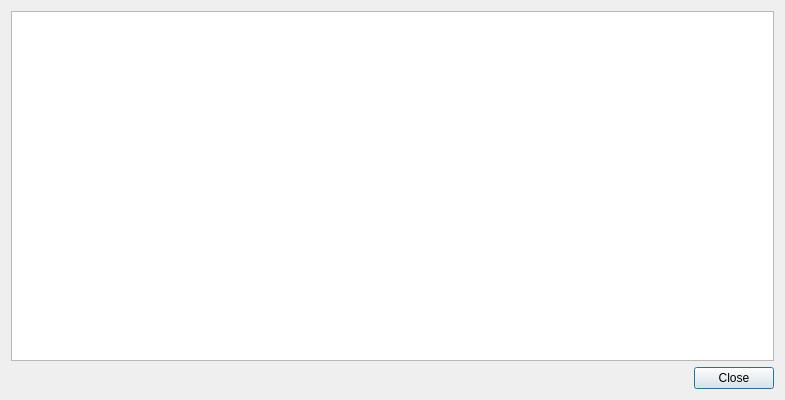
This is libavogadro/src/tools/zmatrixdialog.ui in cryos/avogadro as Qt 5 draws it before an edit. The edited form follows.
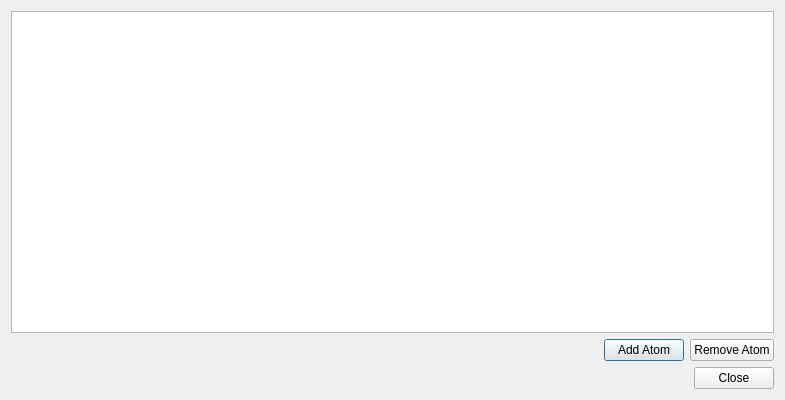
This is the edited form.

```diff
--- a/libavogadro/src/tools/zmatrixdialog.ui
+++ b/libavogadro/src/tools/zmatrixdialog.ui
@@ -17,6 +17,37 @@
    <item>
     <widget class="QTableView" name="tableView"/>
    </item>
+   <item>
+    <layout class="QHBoxLayout" name="horizontalLayout">
+     <item>
+      <spacer name="horizontalSpacer">
+       <property name="orientation">
+        <enum>Qt::Horizontal</enum>
+       </property>
+       <property name="sizeHint" stdset="0">
+        <size>
+         <width>40</width>
+         <height>20</height>
+        </size>
+       </property>
+      </spacer>
+     </item>
+     <item>
+      <widget class="QPushButton" name="addButton">
+       <property name="text">
+        <string>Add Atom</string>
+       </property>
+      </widget>
+     </item>
+     <item>
+      <widget class="QPushButton" name="removeButton">
+       <property name="text">
+        <string>Remove Atom</string>
+       </property>
+      </widget>
+     </item>
+    </layout>
+   </item>
    <item>
     <widget class="QDialogButtonBox" name="buttonBox">
      <property name="orientation">
```
